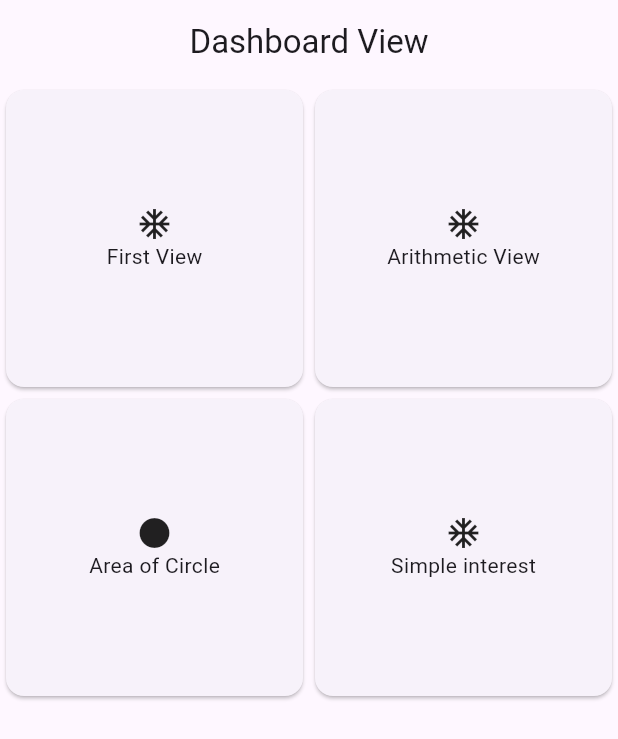
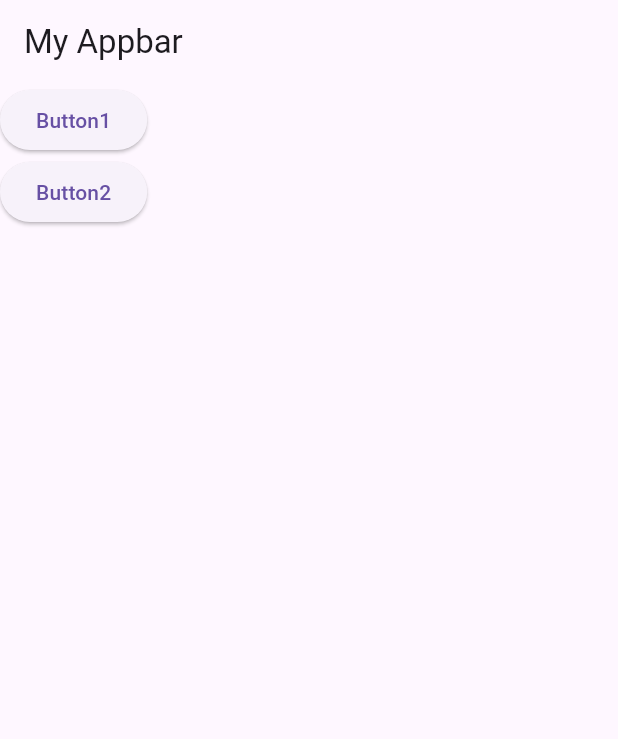
Before and after one commit to vikitex007/First_Assignment_Mobile, a Flutter app: the screen it shows after launch, on a phone screen of 412 x 824 dp. Shown: the top 739 px of the screen. Run offline on Flutter 3.47's test engine with Material 3 defaults, Android fonts, the phone set to English and light mode, and no system bars.

```diff
--- a/lib/app.dart
+++ b/lib/app.dart
@@ -1,4 +1,9 @@
+import 'package:first_assignment/view/column_view.dart';
+import 'package:first_assignment/view/container_view.dart';
 import 'package:first_assignment/view/dashboard_view.dart';
+import 'package:first_assignment/view/flexible_expanded_view.dart';
+import 'package:first_assignment/view/load_image_view.dart';
+import 'package:first_assignment/view/show_snackbar_view.dart';
 import 'package:flutter/material.dart';
 
 class MyApp extends StatelessWidget {
@@ -8,7 +13,7 @@ class MyApp extends StatelessWidget {
   Widget build(BuildContext context) {
     return const MaterialApp(
       debugShowCheckedModeBanner: false,
-      home: DashboardView(),
+      home: ShowSnackbarView(),
     );
   }
 }
--- a/lib/view/dashboard_view.dart
+++ b/lib/view/dashboard_view.dart
@@ -1,6 +1,7 @@
 import 'package:first_assignment/view/area_of_circle.dart';
 import 'package:first_assignment/view/arithmetic_view.dart';
 import 'package:first_assignment/view/first_view.dart';
+import 'package:first_assignment/view/simple_interest_view.dart';
 import 'package:flutter/material.dart';
 
 class DashboardView extends StatelessWidget {
@@ -28,7 +29,7 @@ class DashboardView extends StatelessWidget {
               child: const Column(
                 mainAxisAlignment: MainAxisAlignment.center,
                 children: [
-                  Icon(Icons.ac_unit),
+                  Icon(Icons.first_page),
                   Text('First View'),
                 ],
               ),
@@ -76,13 +77,13 @@ class DashboardView extends StatelessWidget {
                 Navigator.push(
                   context,
                   MaterialPageRoute(
-                      builder: (context) => const ArithmeticView()),
+                      builder: (context) => const SimpleInterestView()),
                 );
               },
               child: const Column(
                 mainAxisAlignment: MainAxisAlignment.center,
                 children: [
-                  Icon(Icons.ac_unit),
+                  Icon(Icons.calculate_outlined),
                   Text('Simple interest'),
                 ],
               ),
--- /dev/null
+++ b/lib/view/show_snackbar_view.dart
@@ -0,0 +1,37 @@
+import 'package:first_assignment/common/my_snackbar.dart';
+import 'package:flutter/cupertino.dart';
+import 'package:flutter/material.dart';
+
+class ShowSnackbarView extends StatefulWidget {
+  const ShowSnackbarView({super.key});
+
+  @override
+  State<ShowSnackbarView> createState() => _ShowSnackbarViewState();
+}
+
+class _ShowSnackbarViewState extends State<ShowSnackbarView> {
+  _show1(){
+    return showMYSnackBar(context: context, message: "Sucess");
+
+}
+  _show2() {
+    return showMYSnackBar(
+        context: context,
+        message: "Fail",
+        color: Colors.red);
+  }
+  @override
+  Widget build(BuildContext context) {
+    return Scaffold(
+      appBar: AppBar(
+        title: Text("My Appbar"),
+      ),
+      body: Column(children: [
+        ElevatedButton(onPressed:_show1, child: Text("Button1")),
+        ElevatedButton(onPressed:_show2, child: Text("Button2"))
+      ],
+
+      ),
+    );
+  }
+}
--- a/pubspec.yaml
+++ b/pubspec.yaml
@@ -59,9 +59,9 @@ flutter:
   uses-material-design: true
 
   # To add assets to your application, add an assets section, like this:
-  # assets:
-  #   - images/a_dot_burr.jpeg
-  #   - images/a_dot_ham.jpeg
+  assets:
+     - assets/icons/
+     - assets/images/
 
   # An image asset can refer to one or more resolution-specific "variants", see
   # https://flutter.dev/to/resolution-aware-images
```
Also changed, not shown: lib/common/my_snackbar.dart (added, +16 -0 lines), lib/view/column_view.dart (added, +33 -0 lines), lib/view/container_view.dart (added, +38 -0 lines), lib/view/flexible_expanded_view.dart (added, +30 -0 lines), lib/view/load_image_view.dart (added, +90 -0 lines), assets/images/image1.png (added), assets/images/image2.png (added).
